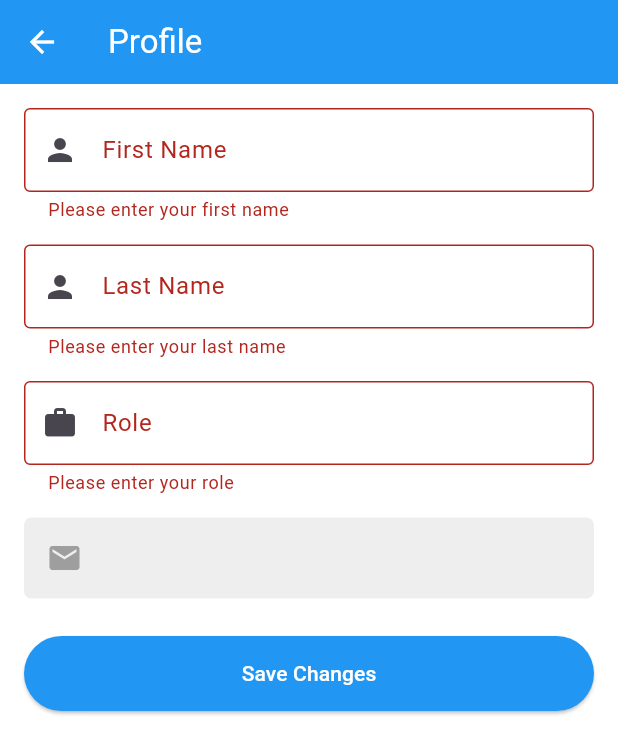
After one commit to vk1hub/Message-Board-Application, a Flutter app: the ProfilePage screen opened directly, after a tap on "Save Changes", on a phone screen of 412 x 824 dp. The commit adds this screen. Shown: the top 754 px of the screen. Run offline on Flutter 3.47's test engine with Material 3 defaults, Android fonts, the phone set to English and light mode, and no system bars; our stand-ins replace cloud_firestore, firebase_auth, firebase_core; accounts and stored records are empty.

Commit message:
Added profile page and navigation from home screen

```diff
--- a/lib/home_page.dart
+++ b/lib/home_page.dart
@@ -1,6 +1,7 @@
 import 'package:flutter/material.dart';
 import 'package:firebase_auth/firebase_auth.dart';
 import 'package:cloud_firestore/cloud_firestore.dart';
+import 'profile_page.dart';
 
 class HomePage extends StatefulWidget {
   @override
@@ -45,22 +46,22 @@ class _HomePageState extends State<HomePage> {
     {
       'name': 'Sports',
       'icon': Icons.sports_basketball,
-      'color': Colors.orange,
+      'color': Colors.blue,
     },
     {
       'name': 'Music',
       'icon': Icons.headphones_rounded,
-      'color': Colors.purple,
+      'color': Colors.blue,
     },
     {
       'name': 'Movies',
       'icon': Icons.movie,
-      'color': Colors.red,
+      'color': Colors.blue,
     },
     {
       'name': 'Gaming',
       'icon': Icons.games,
-      'color': Colors.teal,
+      'color': Colors.blue,
     },
   ];
 
@@ -116,6 +117,13 @@ class _HomePageState extends State<HomePage> {
             ListTile(
               leading: Icon(Icons.person, color: Colors.blue),
               title: Text('Profile'),
+              onTap: () {
+                Navigator.pop(context);
+                Navigator.push(
+                  context,
+                  MaterialPageRoute(builder: (context) => ProfilePage()),
+                );
+              },
             ),
             ListTile(
               leading: Icon(Icons.settings, color: Colors.blue),
--- /dev/null
+++ b/lib/profile_page.dart
@@ -0,0 +1,167 @@
+import 'package:flutter/material.dart';
+import 'package:firebase_auth/firebase_auth.dart';
+import 'package:cloud_firestore/cloud_firestore.dart';
+
+class ProfilePage extends StatefulWidget {
+  @override
+  ProfilePageState createState() => ProfilePageState();
+}
+
+class ProfilePageState extends State<ProfilePage> {
+  final FirebaseAuth auth = FirebaseAuth.instance;
+  final FirebaseFirestore firestore = FirebaseFirestore.instance;
+
+  final formKey = GlobalKey<FormState>();
+  final firstNameController = TextEditingController();
+  final lastNameController = TextEditingController();
+  final roleController = TextEditingController();
+
+  bool loadingCircle = true;
+  bool savingCircle = false;
+
+  @override
+  void initState() {
+    super.initState();
+    loadUserData();
+  }
+
+  void loadUserData() async {
+    User? user = auth.currentUser;
+    if (user != null) {
+      DocumentSnapshot userDoc = await firestore
+          .collection('users')
+          .doc(user.uid)
+          .get();
+      if (userDoc.exists) {
+        setState(() {
+          firstNameController.text = userDoc['firstName'] ?? '';
+          lastNameController.text = userDoc['lastName'] ?? '';
+          roleController.text = userDoc['role'] ?? '';
+          loadingCircle = false;
+        });
+      }
+    }
+  }
+
+  void saveProfile() async {
+    if (formKey.currentState!.validate()) {
+      setState(() {
+        savingCircle = true;
+      });
+
+      User? user = auth.currentUser;
+      if (user != null) {
+        try {
+          await firestore.collection('users').doc(user.uid).update({
+            'firstName': firstNameController.text,
+            'lastName': lastNameController.text,
+            'role': roleController.text,
+          });
+
+          ScaffoldMessenger.of(context).showSnackBar(
+            SnackBar(content: Text('Profile updated successfully!')),
+          );
+        } catch (e) {
+          ScaffoldMessenger.of(
+            context,
+          ).showSnackBar(SnackBar(content: Text('Failed to update profile')));
+        }
+      }
+
+      setState(() {
+        savingCircle = false;
+      });
+    }
+  }
+
+  @override
+  Widget build(BuildContext context) {
+    return Scaffold(
+      appBar: AppBar(title: Text('Profile')),
+      body: loadingCircle
+          ? Center(child: CircularProgressIndicator())
+          : SingleChildScrollView(
+              padding: EdgeInsets.all(16),
+              child: Form(
+                key: formKey,
+                child: Column(
+                  children: [
+                    TextFormField(
+                      controller: firstNameController,
+                      decoration: InputDecoration(
+                        labelText: 'First Name',
+                        border: OutlineInputBorder(),
+                        prefixIcon: Icon(Icons.person),
+                      ),
+                      validator: (value) {
+                        if (value == null || value.isEmpty) {
+                          return 'Please enter your first name';
+                        }
+                        return null;
+                      },
+                    ),
+                    SizedBox(height: 15),
+                    TextFormField(
+                      controller: lastNameController,
+                      decoration: InputDecoration(
+                        labelText: 'Last Name',
+                        border: OutlineInputBorder(),
+                        prefixIcon: Icon(Icons.person),
+                      ),
+                      validator: (value) {
+                        if (value == null || value.isEmpty) {
+                          return 'Please enter your last name';
+                        }
+                        return null;
+                      },
+                    ),
+                    SizedBox(height: 15),
+                    TextFormField(
+                      controller: roleController,
+                      decoration: InputDecoration(
+                        labelText: 'Role',
+                        border: OutlineInputBorder(),
+                        prefixIcon: Icon(Icons.work),
+                      ),
+                      validator: (value) {
+                        if (value == null || value.isEmpty) {
+                          return 'Please enter your role';
+                        }
+                        return null;
+                      },
+                    ),
+                    SizedBox(height: 15),
+                    Container(
+                      padding: EdgeInsets.all(15),
+                      decoration: BoxDecoration(
+                        color: Colors.grey[200],
+                        borderRadius: BorderRadius.circular(5),
+                      ),
+                      child: Row(
+                        children: [
+                          Icon(Icons.email, color: Colors.grey),
+                          SizedBox(width: 10),
+                          Text(
+                            auth.currentUser?.email ?? '',
+                            style: TextStyle(fontSize: 16),
+                          ),
+                        ],
+                      ),
+                    ),
+                    SizedBox(height: 25),
+                    savingCircle
+                        ? CircularProgressIndicator()
+                        : ElevatedButton(
+                            onPressed: saveProfile,
+                            child: Text('Save Changes'),
+                            style: ElevatedButton.styleFrom(
+                              minimumSize: Size(double.infinity, 50),
+                            ),
+                          ),
+                  ],
+                ),
+              ),
+            ),
+    );
+  }
+}
```
